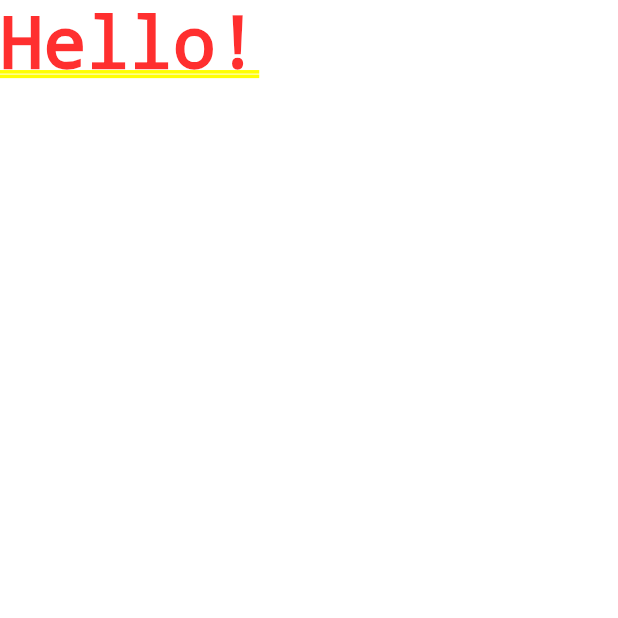
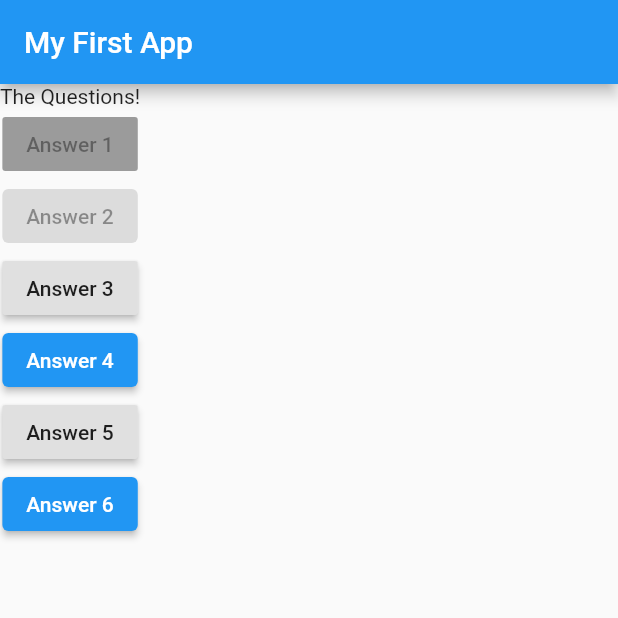
Before and after one commit to nahid-hasan-noyon/Flutter-Dart_Exercise, a Flutter app: the screen it shows after launch, on a phone screen of 412 x 824 dp, the top half of it. Run offline on Flutter 3.47's test engine with Material 2 defaults, Android fonts, the phone set to English and light mode, and no system bars.

Commit message:
creating appbar and text, button in scafoold inside boly

```diff
--- a/flutter_complete_guide/lib/main.dart
+++ b/flutter_complete_guide/lib/main.dart
@@ -1,3 +1,4 @@
+import 'package:flutter/foundation.dart';
 import 'package:flutter/material.dart';
 
 void main() {
@@ -7,10 +8,72 @@ void main() {
 class MyApp extends StatelessWidget {
   const MyApp({Key? key}) : super(key: key);
 
+  // A Named function
+  void buttonWasClicked() {
+    if (kDebugMode) {
+      // if the app is in debug mode.
+      print('button clicked'); // prints the debug console
+    }
+  }
+
   @override
   Widget build(BuildContext context) {
-    return const MaterialApp(
-      home: Text("Hello!"),
+    return MaterialApp(
+      home: Scaffold(
+          //Creates a visual scaffold for material design widgets
+          appBar: AppBar(
+            //
+            title: const Text('My First App'),
+          ),
+          body: Column(
+            // body can hold only one widget
+            // column is used to use multiple widgets
+            children: [
+              const Text('The Questions!'),
+              // adding buttons
+              // first way
+              const RaisedButton(
+                // striped widgets means these should be used but can be in this version.
+                child: Text('Answer 1'),
+                onPressed: null, // null makes the button disable
+              ),
+              // second way
+              const ElevatedButton(
+                onPressed: null,
+                child: Text('Answer 2'),
+              ),
+
+              // button that do something on a click.
+              // 1. Using named function
+              RaisedButton(
+                child: const Text('Answer 3'),
+                onPressed: buttonWasClicked,
+                // ! Function have to be called without ().
+              ),
+              ElevatedButton(
+                child: const Text('Answer 4'),
+                onPressed: buttonWasClicked,
+              ),
+
+              // 2. Using anonymous function
+              RaisedButton(
+                child: const Text('Answer 5'),
+                onPressed: () {
+                  if (kDebugMode) {
+                    print('Answer 5 was clicked');
+                  }
+                },
+              ),
+              ElevatedButton(
+                child: const Text('Answer 6'),
+                onPressed: () {
+                  if (kDebugMode) {
+                    print('Answer 5 was clicked');
+                  }
+                },
+              ),
+            ],
+          )),
     );
   }
 }
```
